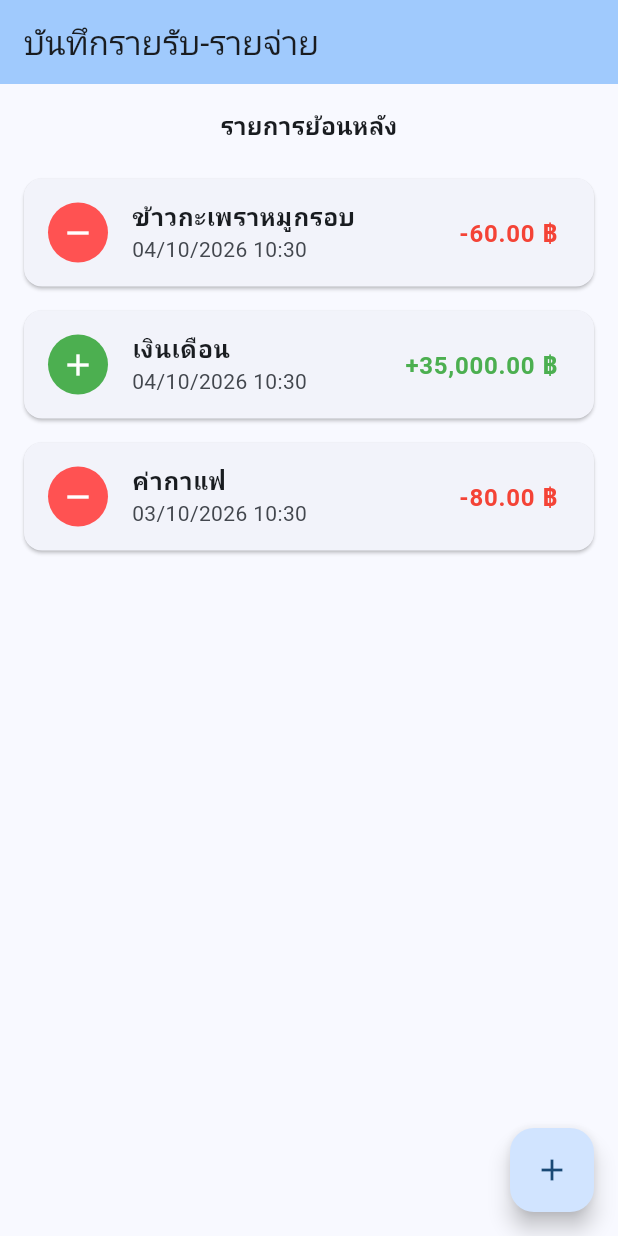
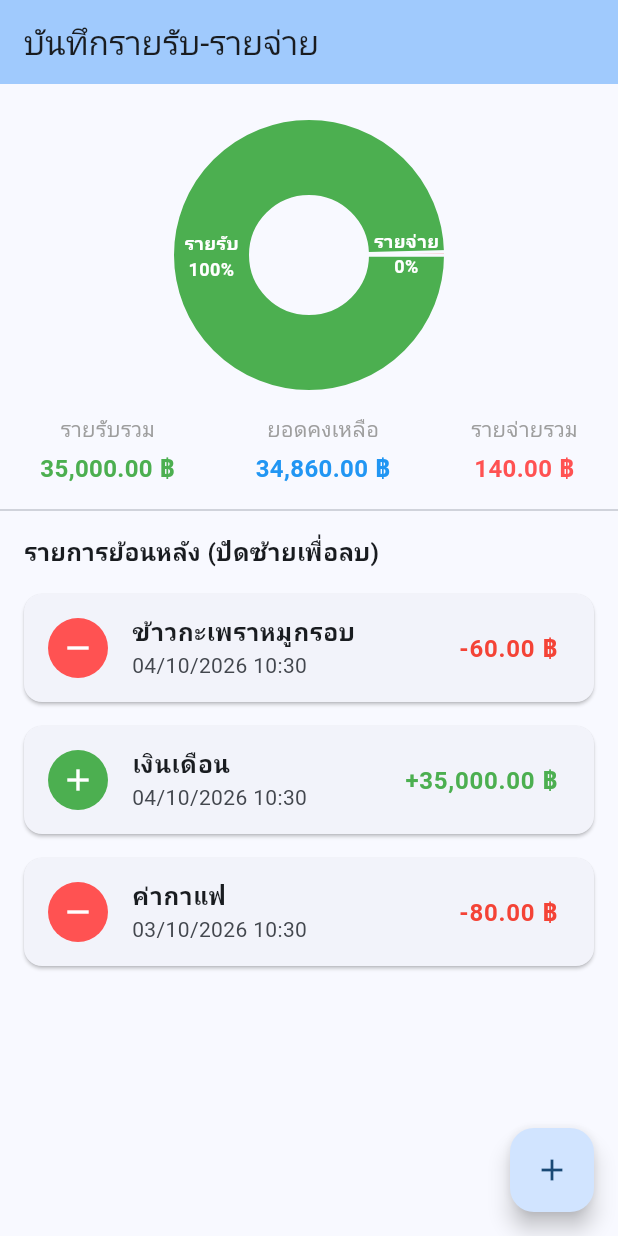
Before and after one commit to thanakorn-official/Expense-Tracker, a Flutter app: the screen it shows after launch, on a phone screen of 412 x 824 dp. Run offline on Flutter 3.47's test engine with Material 3 defaults, Android fonts, the phone set to English and light mode, and no system bars; drawn by our look-alikes of fl_chart.

Commit message:
Add fl_chart for income and expense circular summary

```diff
--- a/lib/screens/dashboard_screen.dart
+++ b/lib/screens/dashboard_screen.dart
@@ -1,5 +1,6 @@
 import 'package:flutter/material.dart';
 import 'package:intl/intl.dart';
+import 'package:fl_chart/fl_chart.dart'; // ใช้สำหรับกราฟวงกลม
 
 import '../models/transaction_model.dart';
 
@@ -11,6 +12,7 @@ class DashboardScreen extends StatefulWidget {
 }
 
 class _DashboardScreenState extends State<DashboardScreen> {
+  // ข้อมูลสมมติเริ่มต้น
   final List<TransactionModel> _transactions = [
     TransactionModel(
       id: '1',
@@ -34,6 +36,33 @@ class _DashboardScreenState extends State<DashboardScreen> {
       isExpense: true,
     ),
   ];
+
+  // ฟังก์ชันคำนวณยอดรวม
+  double get _totalIncome => _transactions
+      .where((tx) => !tx.isExpense)
+      .fold(0.0, (sum, item) => sum + item.amount);
+  double get _totalExpense => _transactions
+      .where((tx) => tx.isExpense)
+      .fold(0.0, (sum, item) => sum + item.amount);
+  double get _balance => _totalIncome - _totalExpense;
+
+  // ฟังก์ชันช่วยสร้างกล่องตัวเลขรายรับ-รายจ่าย
+  Widget _buildSummaryItem(String title, double amount, Color color) {
+    return Column(
+      children: [
+        Text(title, style: const TextStyle(fontSize: 14, color: Colors.grey)),
+        const SizedBox(height: 4),
+        Text(
+          '${NumberFormat('#,##0.00').format(amount)} ฿',
+          style: TextStyle(
+            fontSize: 16,
+            fontWeight: FontWeight.bold,
+            color: color,
+          ),
+        ),
+      ],
+    );
+  }
 
   // ฟังก์ชันลบรายการ
   void _deleteTransaction(String id) {
@@ -77,7 +106,7 @@ class _DashboardScreenState extends State<DashboardScreen> {
                 _transactions[index] = tx.copyWith(
                   title: titleController.text,
                   amount: double.tryParse(amountController.text) ?? tx.amount,
-                  updatedAt: DateTime.now(), // บันทึกประวัติเวลาแก้ไขตรงนี้
+                  updatedAt: DateTime.now(), // บันทึกประวัติเวลาแก้ไข
                 );
               });
               Navigator.pop(ctx);
@@ -102,7 +131,6 @@ class _DashboardScreenState extends State<DashboardScreen> {
         borderRadius: BorderRadius.vertical(top: Radius.circular(20)),
       ),
       builder: (ctx) {
-        // ใช้ StatefulBuilder เพื่อให้ปุ่มสลับรายรับ-รายจ่าย อัปเดตสีได้ภายใน Bottom Sheet
         return StatefulBuilder(
           builder: (BuildContext context, StateSetter setModalState) {
             return Padding(
@@ -179,8 +207,7 @@ class _DashboardScreenState extends State<DashboardScreen> {
 
                         // สร้าง Object รายการใหม่
                         final newTx = TransactionModel(
-                          id: DateTime.now()
-                              .toString(), // ใช้เวลาปัจจุบันสร้าง ID ชั่วคราว
+                          id: DateTime.now().toString(),
                           title: titleController.text,
                           amount: double.tryParse(amountController.text) ?? 0.0,
                           date: DateTime.now(),
@@ -192,7 +219,7 @@ class _DashboardScreenState extends State<DashboardScreen> {
                           _transactions.insert(0, newTx);
                         });
 
-                        Navigator.pop(ctx); // ปิดหน้าต่างลง
+                        Navigator.pop(ctx);
                       },
                       child: const Text(
                         'บันทึกรายการ',
@@ -219,13 +246,85 @@ class _DashboardScreenState extends State<DashboardScreen> {
       ),
       body: Column(
         children: [
+          // --- ส่วนที่ 1: กราฟวงกลม ---
+          const SizedBox(height: 24),
+          if (_totalIncome == 0 && _totalExpense == 0)
+            const Padding(
+              padding: EdgeInsets.all(32.0),
+              child: Text(
+                'ยังไม่มีข้อมูลการทำรายการ',
+                style: TextStyle(color: Colors.grey),
+              ),
+            )
+          else
+            SizedBox(
+              height: 180,
+              child: PieChart(
+                PieChartData(
+                  sectionsSpace: 2,
+                  centerSpaceRadius: 40,
+                  sections: [
+                    if (_totalIncome > 0)
+                      PieChartSectionData(
+                        color: Colors.green,
+                        value: _totalIncome,
+                        title:
+                            'รายรับ\n${(_totalIncome / (_totalIncome + _totalExpense) * 100).toStringAsFixed(0)}%',
+                        radius: 50,
+                        titleStyle: const TextStyle(
+                          fontSize: 12,
+                          fontWeight: FontWeight.bold,
+                          color: Colors.white,
+                        ),
+                      ),
+                    if (_totalExpense > 0)
+                      PieChartSectionData(
+                        color: Colors.redAccent,
+                        value: _totalExpense,
+                        title:
+                            'รายจ่าย\n${(_totalExpense / (_totalIncome + _totalExpense) * 100).toStringAsFixed(0)}%',
+                        radius: 50,
+                        titleStyle: const TextStyle(
+                          fontSize: 12,
+                          fontWeight: FontWeight.bold,
+                          color: Colors.white,
+                        ),
+                      ),
+                  ],
+                ),
+              ),
+            ),
+          const SizedBox(height: 16),
+
+          // --- ส่วนที่ 2: สรุปยอดเป็นตัวเลข ---
+          Row(
+            mainAxisAlignment: MainAxisAlignment.spaceAround,
+            children: [
+              _buildSummaryItem('รายรับรวม', _totalIncome, Colors.green),
+              _buildSummaryItem(
+                'ยอดคงเหลือ',
+                _balance,
+                _balance >= 0 ? Colors.blue : Colors.red,
+              ),
+              _buildSummaryItem('รายจ่ายรวม', _totalExpense, Colors.redAccent),
+            ],
+          ),
+          const Divider(height: 32),
+
+          // --- ส่วนที่ 3: หัวข้อรายการย้อนหลัง ---
           const Padding(
-            padding: EdgeInsets.all(16.0),
-            child: Text(
-              'รายการย้อนหลัง',
-              style: TextStyle(fontSize: 16, fontWeight: FontWeight.bold),
+            padding: EdgeInsets.symmetric(horizontal: 16.0),
+            child: Align(
+              alignment: Alignment.centerLeft,
+              child: Text(
+                'รายการย้อนหลัง (ปัดซ้ายเพื่อลบ)',
+                style: TextStyle(fontSize: 16, fontWeight: FontWeight.bold),
+              ),
             ),
           ),
+          const SizedBox(height: 8),
+
+          // --- ส่วนที่ 4: รายการ List ---
           Expanded(
             child: ListView.builder(
               itemCount: _transactions.length,
@@ -246,7 +345,6 @@ class _DashboardScreenState extends State<DashboardScreen> {
                   ),
                   direction: DismissDirection.endToStart,
                   onDismissed: (direction) => _deleteTransaction(tx.id),
-                  // ครอบ ListTile ด้วย GestureDetector หรือ InkWell เพื่อให้กดแก้ไขได้
                   child: InkWell(
                     onTap: () => _showEditDialog(tx, index),
                     child: Card(
@@ -272,7 +370,6 @@ class _DashboardScreenState extends State<DashboardScreen> {
                           crossAxisAlignment: CrossAxisAlignment.start,
                           children: [
                             Text(formattedDate),
-                            // ตรวจสอบว่ามีประวัติการแก้ไขหรือไม่ ถ้ามีให้แสดงเพิ่ม
                             if (tx.updatedAt != null)
                               Text(
                                 '(แก้ไขล่าสุด: ${DateFormat('dd/MM/yyyy HH:mm').format(tx.updatedAt!)})',
--- a/pubspec.yaml
+++ b/pubspec.yaml
@@ -35,6 +35,7 @@ dependencies:
   # Use with the CupertinoIcons class for iOS style icons.
   cupertino_icons: ^1.0.8
   intl: ^0.20.3
+  fl_chart: ^1.2.0
 
 dev_dependencies:
   flutter_test:
```
Also changed, not shown: pubspec.lock.
